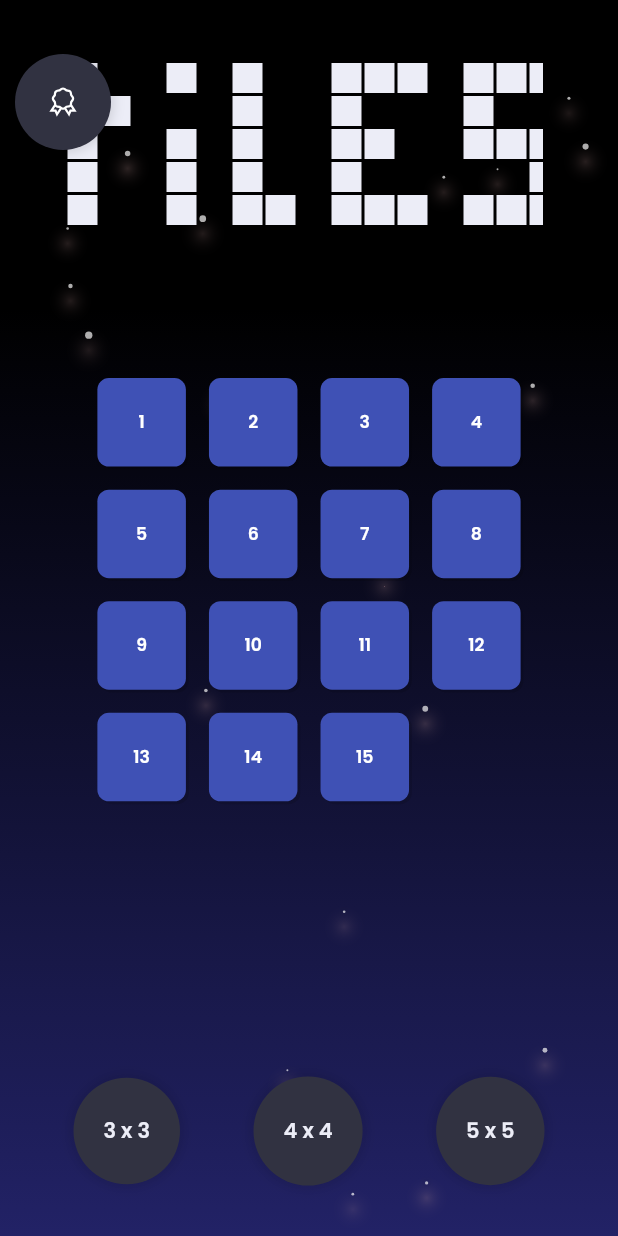
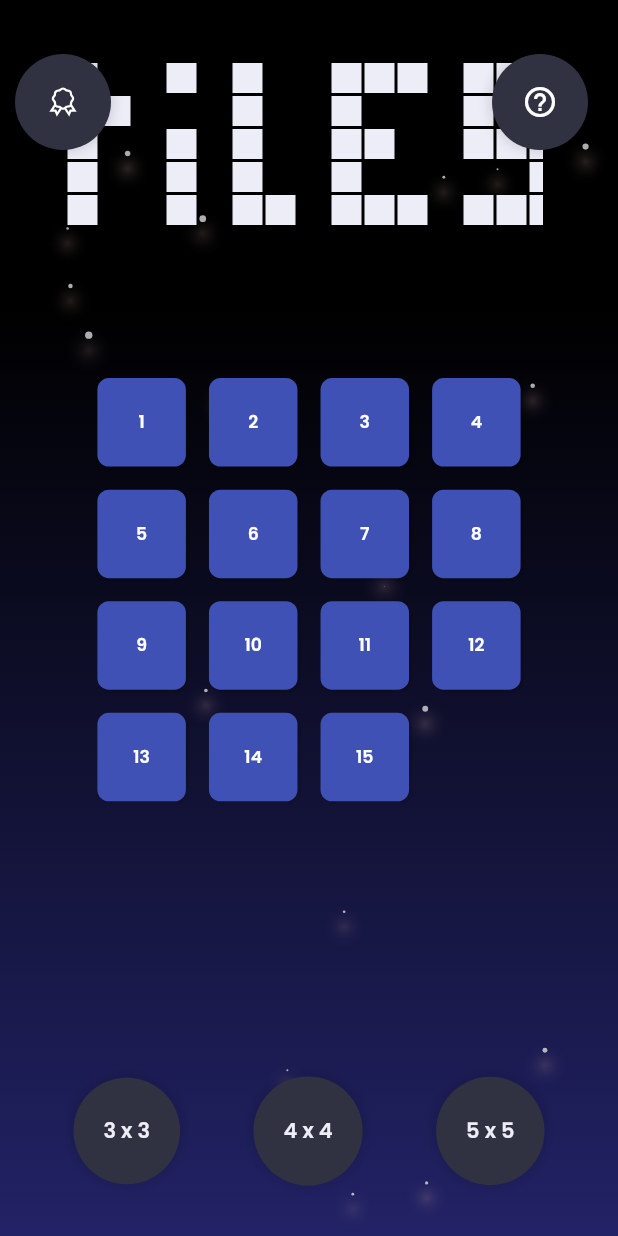
Before and after one commit to pmutisya/puzzle2, a Flutter app: the screen it shows after launch, on a phone screen of 412 x 824 dp. Run offline on Flutter 3.47's test engine with Material 2 defaults, Android fonts, the phone set to English and light mode, and no system bars; our stand-ins replace line_icons; missing offline and left inert: keymap.

Commit message:
add theme changing timer, sky and help button

```diff
--- a/lib/screens/game_playing_screen.dart
+++ b/lib/screens/game_playing_screen.dart
@@ -147,7 +147,7 @@ class _GamePlayingScreenState extends State<GamePlayingScreen> with
                 child: BackButton(
                   color: Colors.white,
                   onPressed: (){
-                    Provider.of<AppController>(context).showResults();
+                    Provider.of<AppController>(context, listen: false).showResults();
                 },
             ),
               ))
--- a/lib/screens/home_screen.dart
+++ b/lib/screens/home_screen.dart
@@ -1,3 +1,4 @@
+import 'dart:async';
 import 'dart:math';
 
 import 'package:flutter/material.dart';
@@ -23,8 +24,10 @@ class HomeScreen extends StatefulWidget {
 
 class _HomeScreenState extends State<HomeScreen> with TickerProviderStateMixin {
   late AnimationController _controller;
+  late Timer themeTimer;
   Tween<double> scaleTween = Tween(begin: 1.0, end: .95);
   late GlobalKey<GameBoardState> gameBoardKey;
+  late GlobalKey<KeyboardWidgetState> helpKey;
   late MoveModel movesModel;
   String? assetLoadedText;
 
@@ -32,14 +35,27 @@ class _HomeScreenState extends State<HomeScreen> with TickerProviderStateMixin {
   void initState() {
     super.initState();
     _controller = AnimationController(vsync: this, duration: const Duration(milliseconds: 10000));
+    themeTimer = Timer.periodic(const Duration(seconds: 8), (timer) {
+      Provider.of<AppController>(context, listen: false).shiftTheme();
+    });
+
     // int size = Provider.of<AppController>(context).gameSize;
     // game = Game(size, interactive: false,);
     // movesModel = game.movesModel;
     gameBoardKey = GlobalKey();
 
+    helpKey = GlobalKey();
+
     // game.reset();
     _controller.addListener(() {setState(() {
     });});
+    _controller.addStatusListener((status) {
+      if (status == AnimationStatus.completed) {
+        setState(() {
+          Provider.of<AppController>(context, listen: false).shiftTheme();
+        });
+      }
+    });
     _controller.repeat(reverse: true);
     loadAssetText();
   }
@@ -51,6 +67,9 @@ class _HomeScreenState extends State<HomeScreen> with TickerProviderStateMixin {
 
   @override
   void dispose() {
+    if (themeTimer.isActive) {
+      themeTimer.cancel();
+    }
     _controller.dispose();
     super.dispose();
   }
@@ -106,6 +125,18 @@ class _HomeScreenState extends State<HomeScreen> with TickerProviderStateMixin {
                 padding: const EdgeInsets.all(10.0),
                 height: constraints.maxHeight/5, width: constraints.maxWidth - 40,
                 child: Letters(buildWord(tiles))),
+          ),
+          Positioned(
+            right: 20, top: 30,
+            child: Tooltip(
+              message: 'Show keyboard shortcuts',
+              child: HoverButton(
+                  onTap: () {
+                    helpKey.currentState?.toggleOverlay();
+                  },
+                  child: const Icon(Icons.help_outline_sharp),
+              ),
+            ),
           ),
           Positioned(
             left: 0, bottom: 20,
@@ -172,6 +203,7 @@ class _HomeScreenState extends State<HomeScreen> with TickerProviderStateMixin {
           ),
         ];
         return KeyboardWidget(
+          key: helpKey,
           helpText: assetLoadedText,
           bindings: _getShortcuts(),
           child: Scaffold(
--- a/lib/style.dart
+++ b/lib/style.dart
@@ -30,3 +30,12 @@ ThemeData defaultTheme = ThemeData(
     onPrimary: text,
   )
 );
+
+BoxDecoration rounded = const BoxDecoration(
+  shape: BoxShape.circle,
+    gradient: gradient,
+    boxShadow: [BoxShadow(
+        color: Colors.black12,
+        blurRadius: 6, spreadRadius: 2,
+    )],
+);
```
Lines whose indentation alone changed are shown as unchanged.
